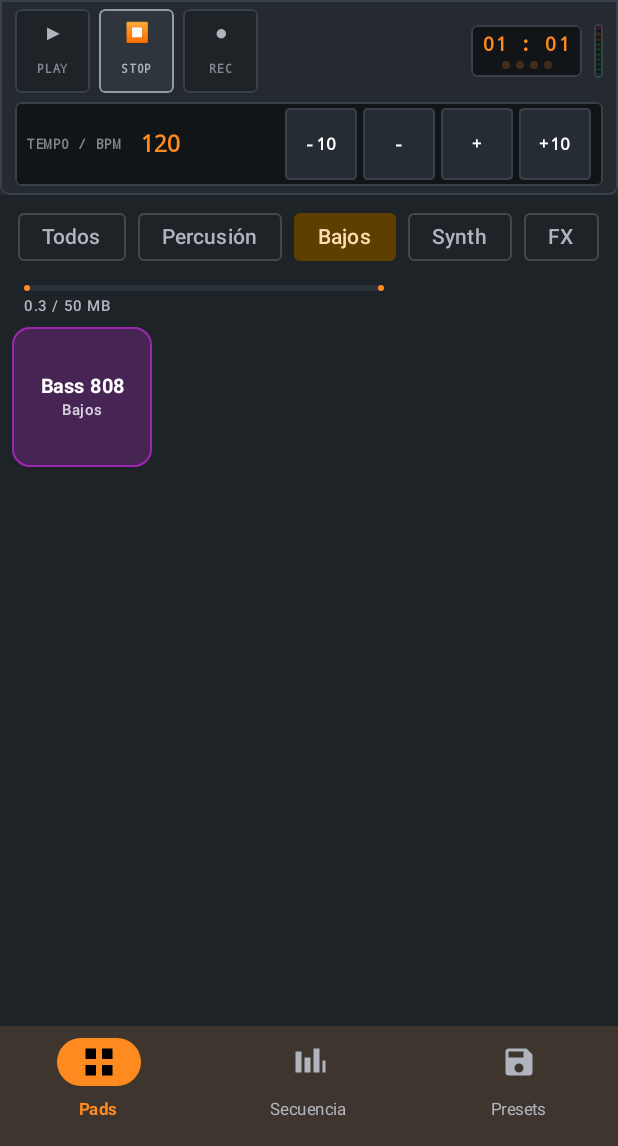
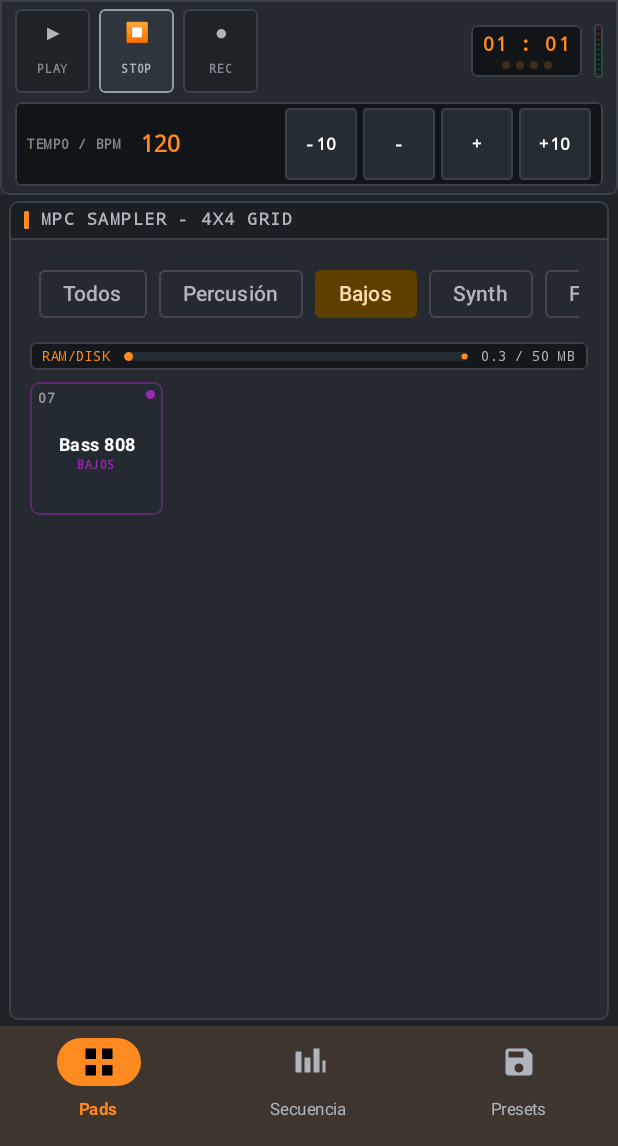
Before and after one commit to Wallecabj12/seminario2026, an Android app built with Jetpack Compose: the screen it shows after launch (MainActivity), after a tap on "Bajos", on a phone screen of 412 x 824 dp, the part 90-1236 px from its top. Run offline under Robolectric (Android 15) with nearby library versions, the phone set to English and light mode, and no system bars; our stand-ins replace Room's generated code; 2 other taps on this screen came first.

Commit message:
feat(ui): grid de pads estilo MPC con iluminacion y alto contraste

```diff
--- a/app/src/main/java/com/geovanivargas/planetamusica/ui/sampler/PadGrid.kt
+++ b/app/src/main/java/com/geovanivargas/planetamusica/ui/sampler/PadGrid.kt
@@ -5,7 +5,10 @@ import androidx.compose.animation.core.Animatable
 import androidx.compose.animation.core.tween
 import androidx.compose.foundation.BorderStroke
 import androidx.compose.foundation.ExperimentalFoundationApi
+import androidx.compose.foundation.background
+import androidx.compose.foundation.border
 import androidx.compose.foundation.combinedClickable
+import androidx.compose.foundation.interaction.MutableInteractionSource
 import androidx.compose.foundation.layout.Arrangement
 import androidx.compose.foundation.layout.Box
 import androidx.compose.foundation.layout.Column
@@ -15,14 +18,16 @@ import androidx.compose.foundation.layout.fillMaxSize
 import androidx.compose.foundation.layout.fillMaxWidth
 import androidx.compose.foundation.layout.height
 import androidx.compose.foundation.layout.padding
+import androidx.compose.foundation.layout.size
+import androidx.compose.foundation.layout.sizeIn
 import androidx.compose.foundation.lazy.grid.GridCells
 import androidx.compose.foundation.lazy.grid.LazyVerticalGrid
 import androidx.compose.foundation.lazy.grid.items
+import androidx.compose.foundation.shape.CircleShape
 import androidx.compose.foundation.shape.RoundedCornerShape
-import androidx.compose.material3.Card
-import androidx.compose.material3.CardDefaults
 import androidx.compose.material3.MaterialTheme
 import androidx.compose.material3.Text
+import androidx.compose.material3.ripple
 import androidx.compose.runtime.Composable
 import androidx.compose.runtime.LaunchedEffect
 import androidx.compose.runtime.getValue
@@ -30,19 +35,27 @@ import androidx.compose.runtime.remember
 import androidx.compose.runtime.rememberCoroutineScope
 import androidx.compose.ui.Alignment
 import androidx.compose.ui.Modifier
+import androidx.compose.ui.draw.clip
 import androidx.compose.ui.draw.scale
 import androidx.compose.ui.graphics.Color
 import androidx.compose.ui.hapticfeedback.HapticFeedbackType
 import androidx.compose.ui.platform.LocalHapticFeedback
+import androidx.compose.ui.text.font.FontFamily
 import androidx.compose.ui.text.font.FontWeight
 import androidx.compose.ui.text.style.TextAlign
 import androidx.compose.ui.text.style.TextOverflow
 import androidx.compose.ui.unit.dp
 import androidx.compose.ui.unit.sp
 import com.geovanivargas.planetamusica.domain.sampler.Pad
+import com.geovanivargas.planetamusica.ui.theme.DawPanelBorder
 import com.geovanivargas.planetamusica.ui.theme.accentColor
 import kotlinx.coroutines.launch
 
+/**
+ * Grid de 16 pads 4x4 estilo MPC.
+ * Cuenta con bordes luminosos de alto contraste al tocar, animación de escala,
+ * esquinas de 6dp y objetivos táctiles amplios (>= 48dp).
+ */
 @Composable
 fun PadGrid(
     pads: List<Pad>,
@@ -56,13 +69,13 @@ fun PadGrid(
         columns = GridCells.Fixed(4),
         modifier = modifier
             .fillMaxWidth()
-            .padding(horizontal = 8.dp),
-        horizontalArrangement = Arrangement.spacedBy(8.dp),
-        verticalArrangement = Arrangement.spacedBy(8.dp),
+            .padding(horizontal = 6.dp),
+        horizontalArrangement = Arrangement.spacedBy(6.dp),
+        verticalArrangement = Arrangement.spacedBy(6.dp),
     ) {
         items(pads, key = { it.id }) { pad ->
             val isActive = pad.hasSound && pad.name == activePadName
-            PadItem(
+            MpcPadItem(
                 pad = pad,
                 isActive = isActive,
                 onTap = { onPadTap(pad.id) },
@@ -75,7 +88,7 @@ fun PadGrid(
 
 @OptIn(ExperimentalFoundationApi::class)
 @Composable
-private fun PadItem(
+private fun MpcPadItem(
     pad: Pad,
     isActive: Boolean,
     onTap: () -> Unit,
@@ -85,64 +98,97 @@ private fun PadItem(
     val haptic = LocalHapticFeedback.current
     val coroutineScope = rememberCoroutineScope()
     val scale = remember { Animatable(1.0f) }
+    val glowAnim = remember { Animatable(0f) }
+    val interactionSource = remember { MutableInteractionSource() }
 
     val accent = pad.category.accentColor()
+    val padShape = RoundedCornerShape(6.dp)
+
     val targetBgColor = when {
-        isActive -> accent
-        pad.hasSound -> accent.copy(alpha = 0.32f)
-        else -> MaterialTheme.colorScheme.surfaceVariant.copy(alpha = 0.6f)
+        isActive -> accent.copy(alpha = 0.55f)
+        pad.hasSound -> Color(0xFF242A32)
+        else -> Color(0xFF1B1F24)
     }
 
     val animatedBgColor by animateColorAsState(
         targetValue = targetBgColor,
-        animationSpec = tween(durationMillis = 120),
-        label = "padColor",
+        animationSpec = tween(durationMillis = 100),
+        label = "mpcPadColor",
     )
 
     LaunchedEffect(isActive) {
         if (isActive) {
-            scale.animateTo(1.08f, tween(80))
-            scale.animateTo(1.0f, tween(140))
+            scale.animateTo(1.05f, tween(60))
+            scale.animateTo(1.0f, tween(120))
         }
     }
 
-    Card(
-        shape = RoundedCornerShape(12.dp),
-        border = if (pad.hasSound) {
-            BorderStroke(if (isActive) 2.dp else 1.dp, accent)
-        } else {
-            BorderStroke(1.dp, MaterialTheme.colorScheme.surfaceVariant)
-        },
-        colors = CardDefaults.cardColors(
-            containerColor = animatedBgColor,
-            contentColor = if (isActive) Color.Black else Color.White,
-        ),
+    Box(
         modifier = Modifier
             .aspectRatio(1f)
+            .sizeIn(minWidth = 56.dp, minHeight = 56.dp)
             .scale(scale.value)
+            .clip(padShape)
+            .background(animatedBgColor)
+            .border(
+                BorderStroke(
+                    width = if (isActive || glowAnim.value > 0.05f) 2.5.dp else 1.dp,
+                    color = when {
+                        isActive -> Color.White
+                        glowAnim.value > 0.05f -> accent
+                        pad.hasSound -> accent.copy(alpha = 0.5f)
+                        else -> DawPanelBorder
+                    },
+                ),
+                shape = padShape,
+            )
             .combinedClickable(
+                interactionSource = interactionSource,
+                indication = ripple(),
                 onClick = {
                     haptic.performHapticFeedback(HapticFeedbackType.TextHandleMove)
                     coroutineScope.launch {
-                        scale.animateTo(0.92f, tween(60))
-                        scale.animateTo(1.0f, tween(100))
+                        glowAnim.snapTo(1f)
+                        scale.animateTo(0.94f, tween(50))
+                        scale.animateTo(1.0f, tween(90))
+                        glowAnim.animateTo(0f, tween(250))
                     }
-                    onTap()
+                    if (pad.hasSound) onTap() else onPlusClick()
                 },
                 onLongClick = {
                     haptic.performHapticFeedback(HapticFeedbackType.LongPress)
                     onLongPress()
                 },
+            )
+            .padding(5.dp),
+    ) {
+        if (pad.hasSound) {
+            // Número de pad estilo MPC en la esquina superior izquierda
+            Text(
+                text = "%02d".format(pad.position + 1),
+                style = MaterialTheme.typography.labelSmall.copy(
+                    fontFamily = FontFamily.Monospace,
+                    fontSize = 9.sp,
+                    fontWeight = FontWeight.Bold,
+                    color = Color.White.copy(alpha = 0.5f),
                 ),
-    ) {
+                modifier = Modifier.align(Alignment.TopStart),
+            )
+
+            // Indicador de color de categoría en la esquina superior derecha
             Box(
                 modifier = Modifier
+                    .size(6.dp)
+                    .clip(CircleShape)
+                    .background(accent)
+                    .align(Alignment.TopEnd),
+            )
+
+            // Contenido central: Nombre del sonido
+            Column(
+                modifier = Modifier
                     .fillMaxSize()
-                .padding(6.dp),
-            contentAlignment = Alignment.Center,
-        ) {
-            if (pad.hasSound) {
-                Column(
+                    .padding(top = 10.dp, bottom = 4.dp),
                 horizontalAlignment = Alignment.CenterHorizontally,
                 verticalArrangement = Arrangement.Center,
             ) {
@@ -150,7 +196,8 @@ private fun PadItem(
                     text = pad.name,
                     style = MaterialTheme.typography.labelMedium.copy(
                         fontWeight = FontWeight.Bold,
-                            fontSize = 13.sp,
+                        fontSize = 12.sp,
+                        color = Color.White,
                     ),
                     textAlign = TextAlign.Center,
                     maxLines = 2,
@@ -158,13 +205,19 @@ private fun PadItem(
                 )
                 Spacer(Modifier.height(2.dp))
                 Text(
-                        text = pad.category.label,
-                        style = MaterialTheme.typography.labelSmall.copy(fontSize = 10.sp),
-                        color = (if (isActive) Color.Black else Color.White).copy(alpha = 0.8f),
+                    text = pad.category.label.uppercase(),
+                    style = MaterialTheme.typography.labelSmall.copy(
+                        fontFamily = FontFamily.Monospace,
+                        fontSize = 8.sp,
+                        fontWeight = FontWeight.SemiBold,
+                        color = accent,
+                    ),
                 )
             }
         } else {
+            // Pad vacío
             Column(
+                modifier = Modifier.fillMaxSize(),
                 horizontalAlignment = Alignment.CenterHorizontally,
                 verticalArrangement = Arrangement.Center,
             ) {
@@ -172,18 +225,19 @@ private fun PadItem(
                     text = "+",
                     style = MaterialTheme.typography.headlineMedium.copy(
                         fontWeight = FontWeight.Light,
-                            color = MaterialTheme.colorScheme.primary,
+                        fontSize = 22.sp,
+                        color = MaterialTheme.colorScheme.onSurfaceVariant.copy(alpha = 0.4f),
                     ),
                 )
                 Text(
-                        text = "Pad ${pad.position + 1}",
+                    text = "PAD %02d".format(pad.position + 1),
                     style = MaterialTheme.typography.labelSmall.copy(
-                            color = MaterialTheme.colorScheme.onSurfaceVariant.copy(alpha = 0.6f),
-                            fontSize = 10.sp,
+                        fontFamily = FontFamily.Monospace,
+                        color = MaterialTheme.colorScheme.onSurfaceVariant.copy(alpha = 0.4f),
+                        fontSize = 8.sp,
                     ),
                 )
             }
         }
     }
 }
-}
--- a/app/src/main/java/com/geovanivargas/planetamusica/ui/sampler/SamplerScreen.kt
+++ b/app/src/main/java/com/geovanivargas/planetamusica/ui/sampler/SamplerScreen.kt
@@ -3,11 +3,17 @@ package com.geovanivargas.planetamusica.ui.sampler
 import android.net.Uri
 import androidx.activity.compose.rememberLauncherForActivityResult
 import androidx.activity.result.contract.ActivityResultContracts
+import androidx.compose.foundation.background
+import androidx.compose.foundation.border
+import androidx.compose.foundation.layout.Box
 import androidx.compose.foundation.layout.Column
+import androidx.compose.foundation.layout.Row
 import androidx.compose.foundation.layout.Spacer
 import androidx.compose.foundation.layout.fillMaxSize
+import androidx.compose.foundation.layout.fillMaxWidth
 import androidx.compose.foundation.layout.height
 import androidx.compose.foundation.layout.padding
+import androidx.compose.foundation.shape.RoundedCornerShape
 import androidx.compose.material3.ExperimentalMaterial3Api
 import androidx.compose.material3.Icon
 import androidx.compose.material3.IconButton
@@ -26,13 +32,22 @@ import androidx.compose.runtime.getValue
 import androidx.compose.runtime.mutableIntStateOf
 import androidx.compose.runtime.remember
 import androidx.compose.runtime.setValue
+import androidx.compose.ui.Alignment
 import androidx.compose.ui.Modifier
+import androidx.compose.ui.draw.clip
+import androidx.compose.ui.graphics.Color
 import androidx.compose.ui.res.painterResource
+import androidx.compose.ui.text.font.FontFamily
 import androidx.compose.ui.unit.dp
+import androidx.compose.ui.unit.sp
 import androidx.lifecycle.viewmodel.compose.viewModel
 import com.geovanivargas.planetamusica.R
 import com.geovanivargas.planetamusica.data.sampler.FileManager
+import com.geovanivargas.planetamusica.ui.components.DawPanel
 import com.geovanivargas.planetamusica.ui.padsettings.PadSettingsSheet
+import com.geovanivargas.planetamusica.ui.theme.DawAccentOrange
+import com.geovanivargas.planetamusica.ui.theme.DawDarkBackground
+import com.geovanivargas.planetamusica.ui.theme.DawPanelBorder
 
 @OptIn(ExperimentalMaterial3Api::class)
 @Composable
@@ -111,31 +126,69 @@ fun SamplerScreen(
         Column(
             modifier = Modifier
                 .fillMaxSize()
+                .background(DawDarkBackground)
                 .padding(padding),
         ) {
+            DawPanel(
+                title = "MPC Sampler - 4x4 Grid",
+                modifier = Modifier
+                    .fillMaxSize()
+                    .padding(horizontal = 6.dp, vertical = 4.dp),
+            ) {
+                // Selector de categorías
                 CategoryChips(
                     selected = state.selectedFilter,
                     onSelected = { viewModel.onEvent(SamplerEvent.CategoryFilterSelected(it)) },
                 )
 
+                // Barra LCD de uso de memoria
+                Box(
+                    modifier = Modifier
+                        .fillMaxWidth()
+                        .padding(horizontal = 6.dp, vertical = 4.dp)
+                        .clip(RoundedCornerShape(4.dp))
+                        .background(Color(0xFF14181B))
+                        .border(1.dp, DawPanelBorder, RoundedCornerShape(4.dp))
+                        .padding(horizontal = 8.dp, vertical = 4.dp),
+                ) {
+                    Row(
+                        modifier = Modifier.fillMaxWidth(),
+                        verticalAlignment = Alignment.CenterVertically,
+                    ) {
+                        Text(
+                            text = "RAM/DISK",
+                            style = MaterialTheme.typography.labelSmall.copy(
+                                fontFamily = FontFamily.Monospace,
+                                fontSize = 9.sp,
+                                color = DawAccentOrange,
+                            ),
+                        )
                         LinearProgressIndicator(
                             progress = {
                                 (state.storageUsedBytes.toFloat() / FileManager.MAX_TOTAL_SIZE_BYTES).coerceIn(0f, 1f)
                             },
-                modifier = Modifier.padding(horizontal = 16.dp, vertical = 4.dp),
+                            modifier = Modifier
+                                .weight(1f)
+                                .height(6.dp)
+                                .padding(horizontal = 8.dp)
+                                .clip(RoundedCornerShape(3.dp)),
                             color = if (state.storageUsedBytes > FileManager.MAX_TOTAL_SIZE_BYTES * 0.8)
                                 MaterialTheme.colorScheme.error
-                else MaterialTheme.colorScheme.primary,
-                trackColor = MaterialTheme.colorScheme.surfaceVariant,
+                            else DawAccentOrange,
+                            trackColor = Color(0xFF262C33),
                         )
                         Text(
                             text = state.storageText,
-                style = MaterialTheme.typography.labelSmall,
+                            style = MaterialTheme.typography.labelSmall.copy(
+                                fontFamily = FontFamily.Monospace,
+                                fontSize = 9.sp,
                                 color = MaterialTheme.colorScheme.onSurfaceVariant,
-                modifier = Modifier.padding(horizontal = 16.dp),
+                            ),
                         )
+                    }
+                }
 
-            Spacer(Modifier.height(8.dp))
+                Spacer(Modifier.height(4.dp))
 
                 PadGrid(
                     pads = state.filteredPads,
@@ -151,6 +204,7 @@ fun SamplerScreen(
                 )
             }
         }
+    }
 
     PadSettingsSheet(
         state = state.padSettingsState,
```
Lines whose indentation alone changed are shown as unchanged.
